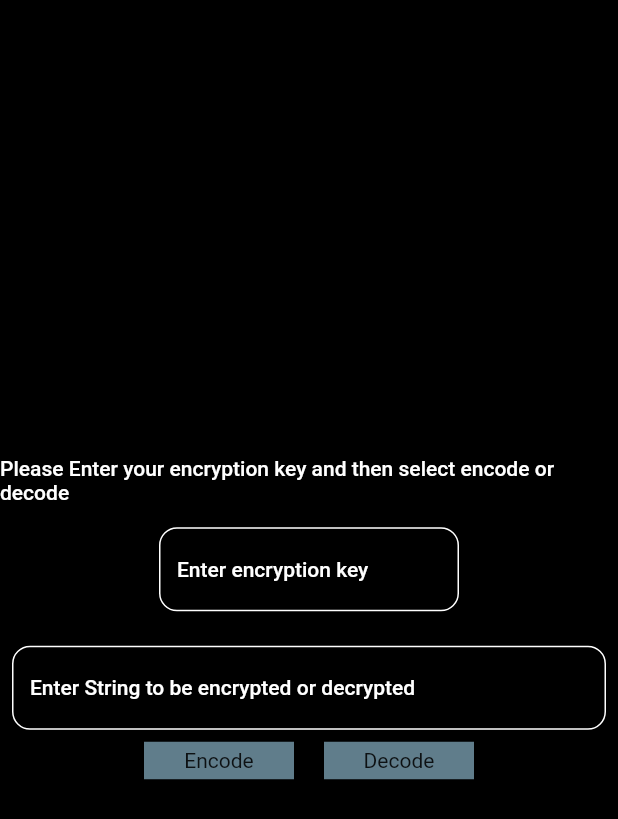
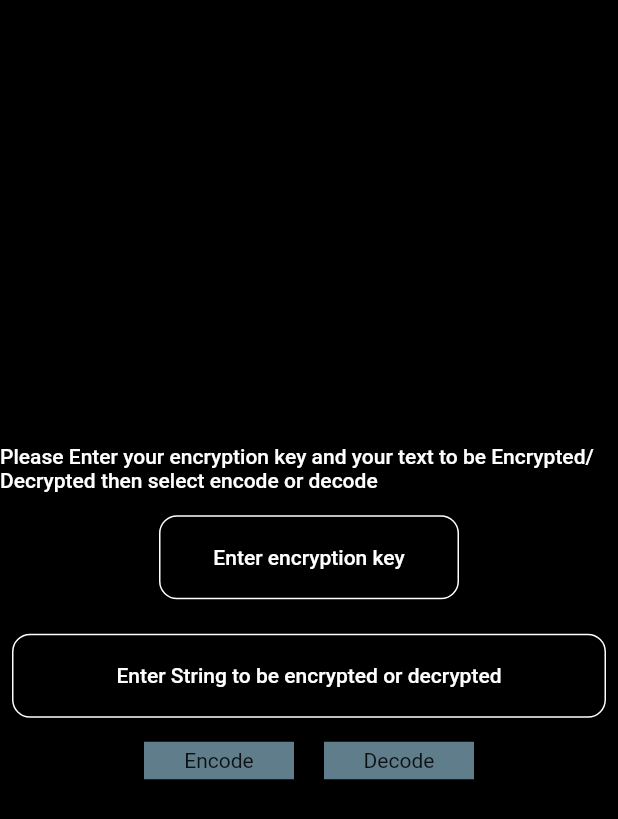
Before and after one commit to ethani149/2.7, a Flutter app: the EncodeDecodeSelectVC screen opened directly, on a phone screen of 412 x 824 dp. Shown: the top 819 px of the screen. Run offline on Flutter 3.47's test engine with Material 2 defaults, Android fonts, the phone set to English and light mode, and no system bars; Roboto replaces fonts that are missing (InterV_).

Commit message:
Added Styled Alert Dialog for result

```diff
--- a/cypher_advanced_programing/lib/SharedUI/EncodeDecodeSelectView.dart
+++ b/cypher_advanced_programing/lib/SharedUI/EncodeDecodeSelectView.dart
@@ -10,6 +10,7 @@ class KeyTextFeild extends StatelessWidget {
   @override
   Widget build(BuildContext context) {
     return TextField(
+        textAlign: TextAlign.center,
         autocorrect: false,
         controller: keyTextFeildController,
         style: TextStyle(
--- a/cypher_advanced_programing/lib/ViewController/encodeDecodeSelectVC.dart
+++ b/cypher_advanced_programing/lib/ViewController/encodeDecodeSelectVC.dart
@@ -2,6 +2,7 @@ import 'package:cypher_advanced_programing/Services/CypherKeyValidator.dart';
 import 'package:cypher_advanced_programing/Services/DecodeService.dart';
 import 'package:cypher_advanced_programing/SharedUI/EncodeDecodeSelectView.dart';
 import 'package:flutter/material.dart';
+import 'package:flutter/services.dart';
 
 class EncodeDecodeSelectVC extends StatefulWidget {
   @override
@@ -20,7 +21,7 @@ class _StateEncodeDecodeSelectVC extends State<EncodeDecodeSelectVC> {
           mainAxisAlignment: MainAxisAlignment.center,
           children: [
             Text(
-              "Please Enter your encryption key and then select encode or decode",
+              "Please Enter your encryption key and your text to be Encrypted/Decrypted then select encode or decode",
               style: TextStyle(
                 fontFamily: 'InterV_',
                 color: Color(0xffffffff),
@@ -55,7 +56,9 @@ class _StateEncodeDecodeSelectVC extends State<EncodeDecodeSelectVC> {
                 ),
               ),
             ),
-            Row(
+            Padding(
+              padding: const EdgeInsets.all(8.0),
+              child: Row(
                 mainAxisAlignment: MainAxisAlignment.center,
                 children: [
                   GestureDetector(
@@ -84,6 +87,7 @@ class _StateEncodeDecodeSelectVC extends State<EncodeDecodeSelectVC> {
                         child: Center(child: Text("Decode"))),
                   ),
                 ],
+              ),
             )
           ],
         ));
@@ -96,7 +100,7 @@ class _StateEncodeDecodeSelectVC extends State<EncodeDecodeSelectVC> {
           String codeString = DecodeService().decode(
               keyTextFeildController.text, stringTextFeildController.text);
           showResultDialog(
-              context, codeString, keyTextFeildController.text, "Encrypted");
+              context, codeString, keyTextFeildController.text, " Encrypted ");
         } else {
           showAlertDialog(context, "Please Enter a string to be decoded");
         }
@@ -119,7 +123,7 @@ class _StateEncodeDecodeSelectVC extends State<EncodeDecodeSelectVC> {
             stringTextFeildController.text,
           );
           showResultDialog(
-              context, codeString, keyTextFeildController.text, "Decrypted");
+              context, codeString, keyTextFeildController.text, " Decrypted ");
         } else {
           showAlertDialog(context, "Please Enter a string to be encoded");
         }
@@ -182,7 +186,7 @@ class _StateEncodeDecodeSelectVC extends State<EncodeDecodeSelectVC> {
     Widget copyString = GestureDetector(
       behavior: HitTestBehavior.translucent,
       onTap: () {
-        Navigator.pop(context);
+        Clipboard.setData(ClipboardData(text: codeString));
       },
       child: Container(
           width: 150,
```
Lines whose indentation alone changed are shown as unchanged.
